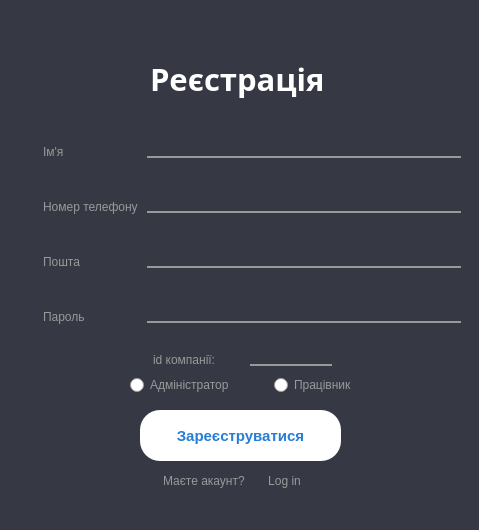
This is registration.ui in Annakkm/Todolist as Qt 5 draws it before an edit. The edited form follows.
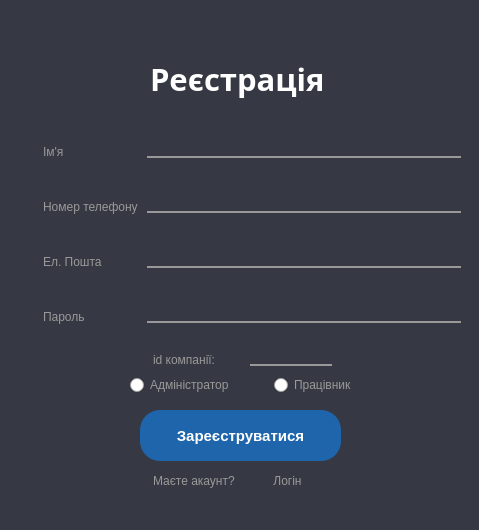
This is the edited form. Icons and pictures are not drawn.

```diff
--- a/registration.ui
+++ b/registration.ui
@@ -110,7 +110,7 @@
 }</string>
       </property>
       <property name="text">
-       <string>Пошта</string>
+       <string>Ел. Пошта</string>
       </property>
      </widget>
     </item>
@@ -384,9 +384,9 @@
    </property>
    <property name="styleSheet">
     <string notr="true">QPushButton{
-background: rgb(255, 255, 255);;
+background: rgb(30, 101, 172);
 border-radius: 20px;
-color: rgb(37, 125, 214);
+color: rgb(255, 255, 255);
 font-size: 15px; 
 font-weight: bold;
 }
@@ -402,9 +402,9 @@
   <widget class="QWidget" name="horizontalLayoutWidget_2">
    <property name="geometry">
     <rect>
-     <x>160</x>
+     <x>150</x>
      <y>460</y>
-     <width>155</width>
+     <width>181</width>
      <height>43</height>
     </rect>
    </property>
@@ -439,7 +439,7 @@
 </string>
       </property>
       <property name="text">
-       <string>Log in</string>
+       <string>Логін</string>
       </property>
      </widget>
     </item>
```
Left out of the diff: 4 changed lines with no effect on the pictures.
